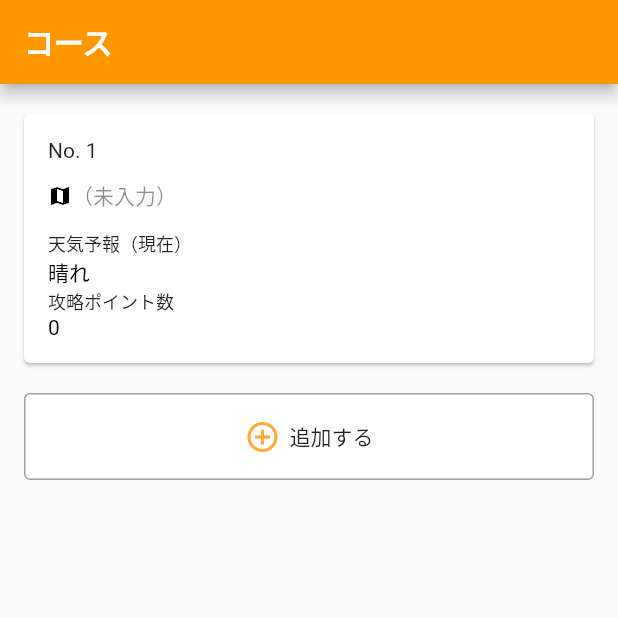
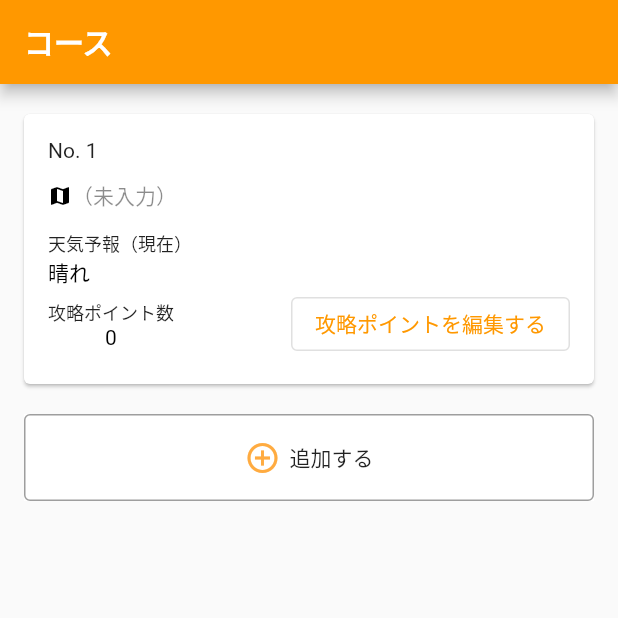
Before and after one commit to hori-imuuzak/CircuitRecordApp, a Flutter app: the RacewayListScreen screen opened directly, after a tap on "追加する", on a phone screen of 412 x 824 dp, the top half of it. Run offline on Flutter 3.47's test engine with Material 2 defaults, Android fonts, the phone set to English and light mode, and no system bars; our stand-ins replace drift, flutter_hooks, freezed_annotation, hooks_riverpod; accounts and stored records are empty; generated files the repository leaves out were written again.

Commit message:
攻略ポイント編集の導線追加

```diff
--- a/lib/ui/screen/raceway/raceway_list/widget/raceway_item/raceway_item.dart
+++ b/lib/ui/screen/raceway/raceway_list/widget/raceway_item/raceway_item.dart
@@ -55,6 +55,11 @@ class RacewayItem extends HookConsumerWidget {
                   maxLines: 3,
                   overflow: TextOverflow.ellipsis,
                 ),
+                Row(
+                  mainAxisAlignment: MainAxisAlignment.spaceBetween,
+                  children: [
+                    Column(
+                      children: [
                         const Text(
                           "攻略ポイント数",
                           style: TextStyle(fontSize: 12.0),
@@ -65,6 +70,11 @@ class RacewayItem extends HookConsumerWidget {
                         ),
                       ],
                     ),
+                    OutlinedButton(onPressed: () {}, child: Text("攻略ポイントを編集する"))
+                  ],
+                ),
+              ],
+            ),
           ),
         ),
       ),
```
Lines whose indentation alone changed are shown as unchanged.
